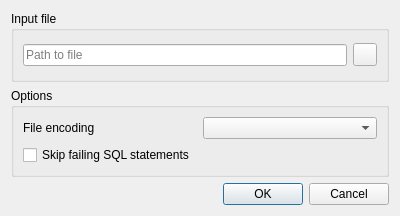
Old version of the form SQLiteStudio3/guiSQLiteStudio/dialogs/execfromfiledialog.ui in the repository pawelsalawa/sqlitestudio.
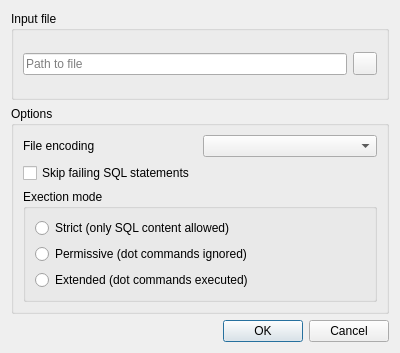
New version of the form. Icons and pictures are not drawn.

Commit message: #5290 Execute From File Dialog now supports 3 execution modes, allowing SQLite CLI dot commands in the executed file.

What changed in the file:
```diff
--- a/SQLiteStudio3/guiSQLiteStudio/dialogs/execfromfiledialog.ui
+++ b/SQLiteStudio3/guiSQLiteStudio/dialogs/execfromfiledialog.ui
@@ -7,7 +7,7 @@
     <x>0</x>
     <y>0</y>
     <width>400</width>
-    <height>216</height>
+    <height>353</height>
    </rect>
   </property>
   <property name="windowTitle">
@@ -70,6 +70,45 @@
         </property>
        </widget>
       </item>
+      <item row="2" column="0" colspan="2">
+       <widget class="QGroupBox" name="execModeGroup">
+        <property name="title">
+         <string>Exection mode</string>
+        </property>
+        <layout class="QVBoxLayout" name="verticalLayout_2">
+         <item>
+          <widget class="QRadioButton" name="strictModeRadio">
+           <property name="toolTip">
+            <string>Any content that is not valid SQL will cause a statement to fail.</string>
+           </property>
+           <property name="text">
+            <string>Strict (only SQL content allowed)</string>
+           </property>
+          </widget>
+         </item>
+         <item>
+          <widget class="QRadioButton" name="permModeRadio">
+           <property name="toolTip">
+            <string>Allows dot commands (used by official SQLite CLI application) in the file.</string>
+           </property>
+           <property name="text">
+            <string>Permissive (dot commands ignored)</string>
+           </property>
+          </widget>
+         </item>
+         <item>
+          <widget class="QRadioButton" name="extModeRadio">
+           <property name="toolTip">
+            <string>Allows dot commands (used by official SQLite CLI application) in the file and even executes some of them (i.e. .print and .read). All other dot commands are ignored.</string>
+           </property>
+           <property name="text">
+            <string>Extended (dot commands executed)</string>
+           </property>
+          </widget>
+         </item>
+        </layout>
+       </widget>
+      </item>
      </layout>
     </widget>
    </item>
```
The commit also changes 23 other files.
